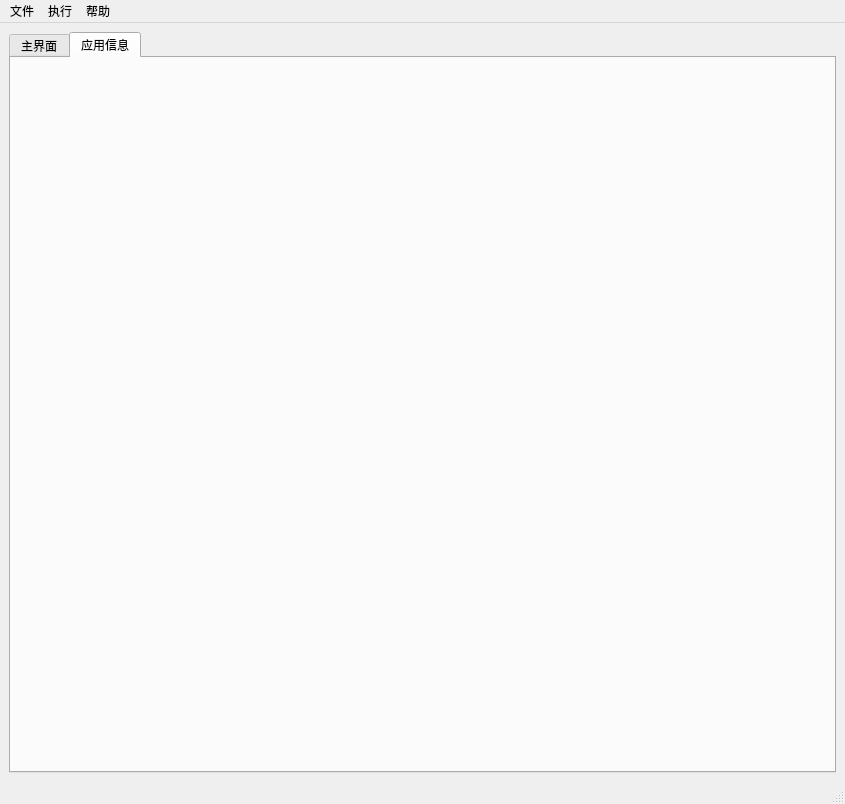
The window that ui/kmain.ui (dqzg12300/fridaUiTools) describes before a commit, drawn with Qt 5.
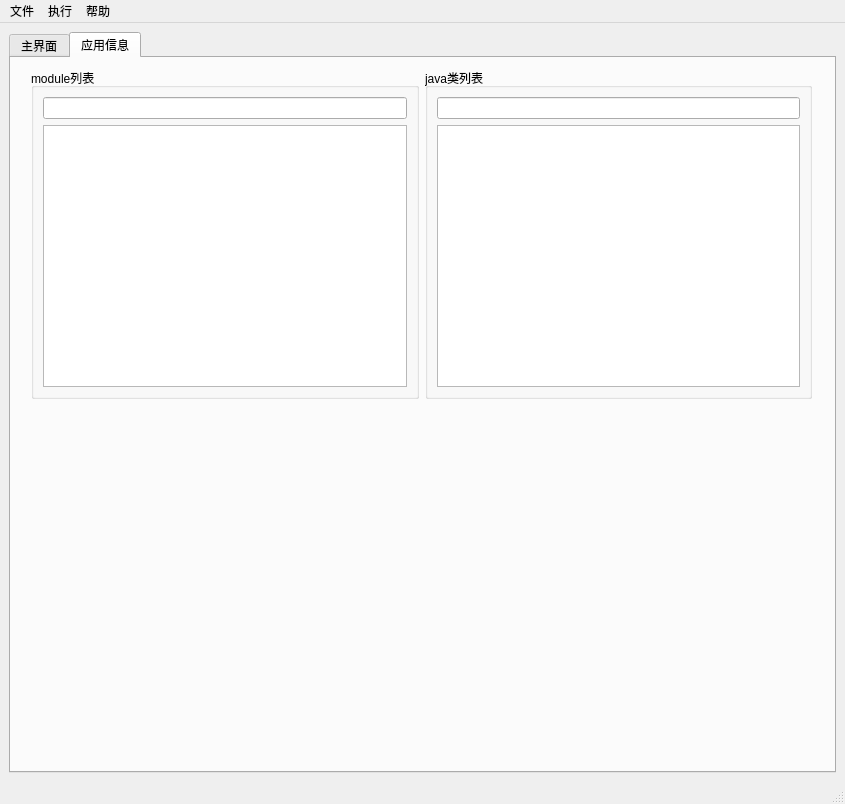
The same window after the commit. The open tabs and pages were chosen to show the change.

```diff
--- a/ui/kmain.ui
+++ b/ui/kmain.ui
@@ -399,6 +399,48 @@
        <attribute name="title">
         <string>应用信息</string>
        </attribute>
+       <widget class="QWidget" name="">
+        <property name="geometry">
+         <rect>
+          <x>20</x>
+          <y>10</y>
+          <width>781</width>
+          <height>331</height>
+         </rect>
+        </property>
+        <layout class="QHBoxLayout" name="horizontalLayout_2">
+         <item>
+          <widget class="QGroupBox" name="groupBox_3">
+           <property name="title">
+            <string>module列表</string>
+           </property>
+           <layout class="QGridLayout" name="gridLayout_10">
+            <item row="0" column="0">
+             <widget class="QLineEdit" name="txtModule"/>
+            </item>
+            <item row="1" column="0">
+             <widget class="QListWidget" name="listModules"/>
+            </item>
+           </layout>
+          </widget>
+         </item>
+         <item>
+          <widget class="QGroupBox" name="groupBox_4">
+           <property name="title">
+            <string>java类列表</string>
+           </property>
+           <layout class="QGridLayout" name="gridLayout_11">
+            <item row="0" column="0">
+             <widget class="QLineEdit" name="txtClass"/>
+            </item>
+            <item row="1" column="0">
+             <widget class="QListWidget" name="listClasses"/>
+            </item>
+           </layout>
+          </widget>
+         </item>
+        </layout>
+       </widget>
       </widget>
      </widget>
     </item>
```
Left out of the diff: 2 changed lines with no effect on the pictures.
